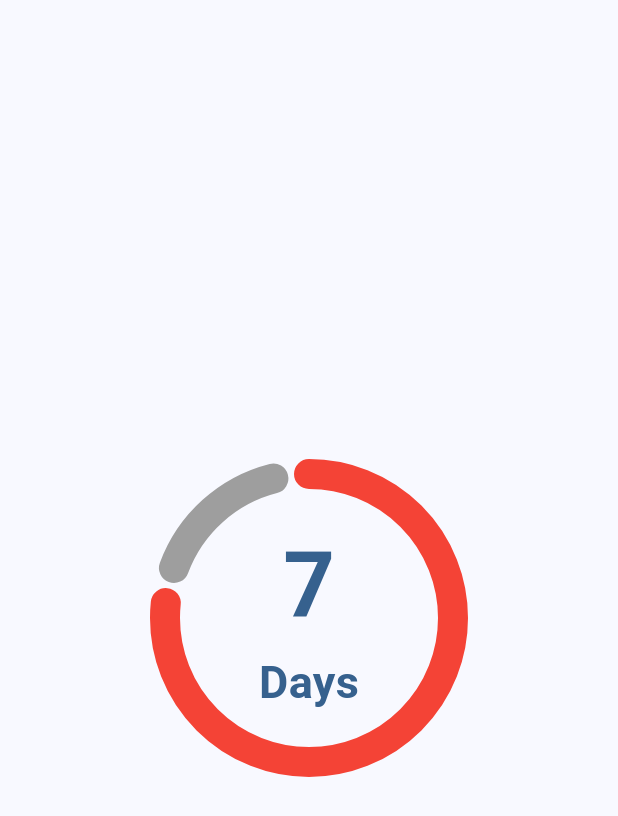
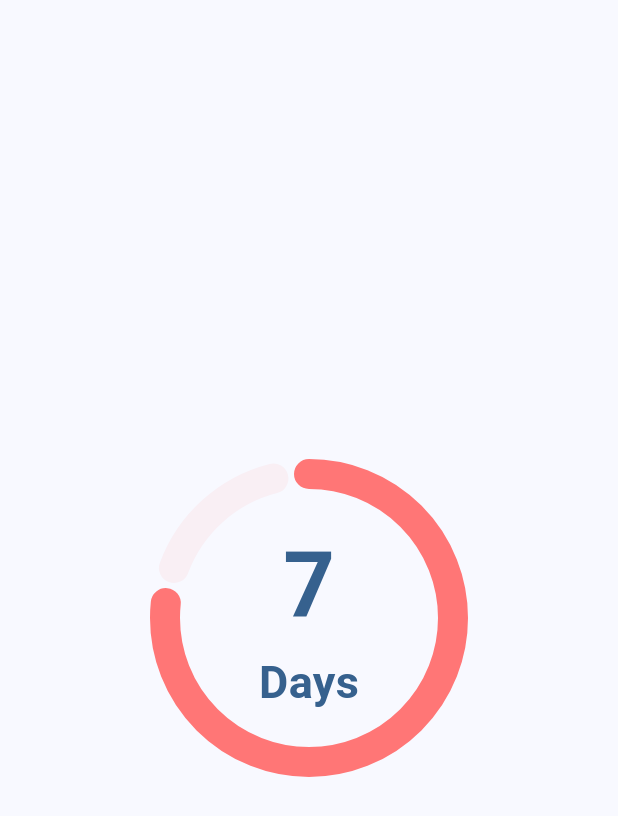
Before and after one commit to J-shw/Menstrudel, a Flutter app: the screen it shows after launch, on a phone screen of 412 x 824 dp. Shown: the top 816 px of the screen. Run offline on Flutter 3.47's test engine with Material 3 defaults, Android fonts, the phone set to English and light mode, and no system bars.

Commit message:
Changed some colours

```diff
--- a/app/lib/main.dart
+++ b/app/lib/main.dart
@@ -45,8 +45,8 @@ class MainApp extends StatelessWidget {
 				maxValue: 30,  // Out of 30 days total
 				circleSize: 220,
 				strokeWidth: 20,
-				// progressColor: Color.fromARGB(255, 255, 118, 118),
-				// trackColor: Color.fromARGB(20, 255, 118, 118),
+				progressColor: Color.fromARGB(255, 255, 118, 118),
+				trackColor: Color.fromARGB(20, 255, 118, 118),
 			),
 			),
 		),
```
